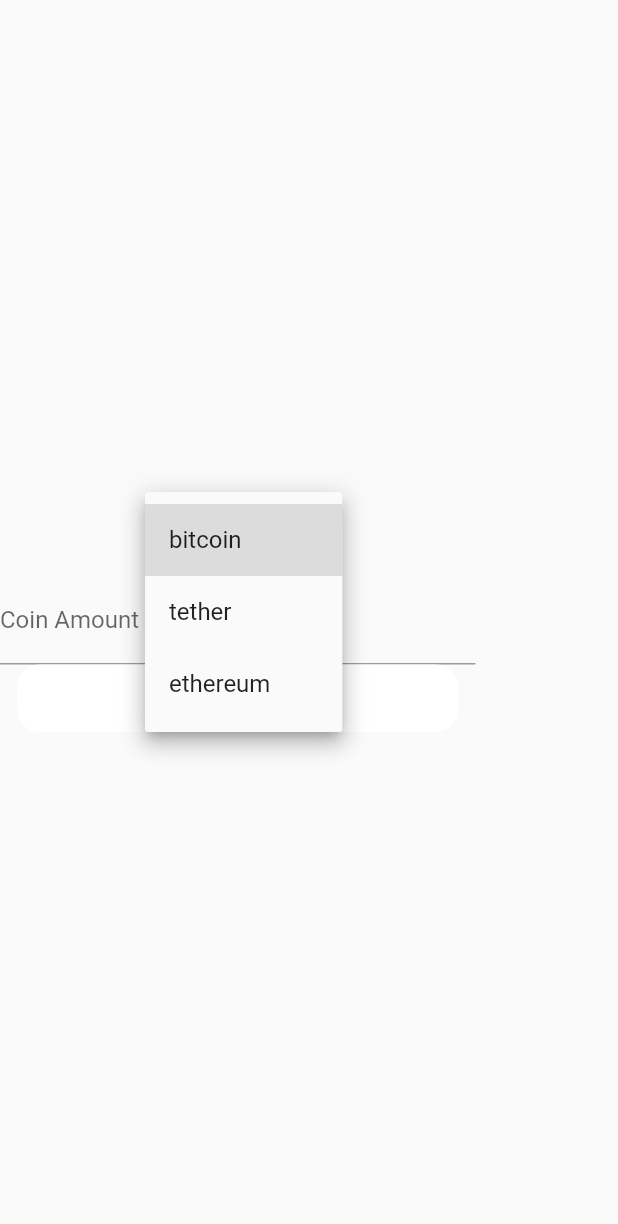
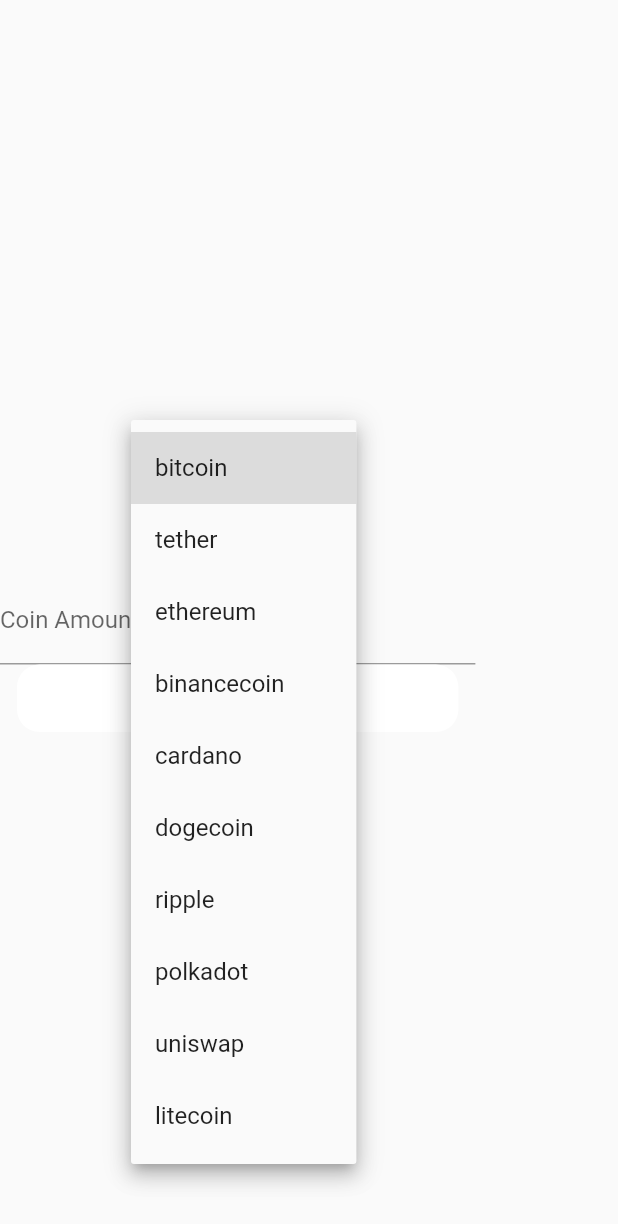
Before and after one commit to tetradodeca/finance_tracker, a Flutter app: the AddView widget shown alone on an empty page, opened directly, after a tap on "bitcoin", on a phone screen of 412 x 824 dp. Shown: the top 1224 px of the screen. Run offline on Flutter 3.47's test engine with Material 2 defaults, Android fonts, the phone set to English and light mode, and no system bars; our stand-ins replace cloud_firestore, firebase_auth, firebase_core, flutter_linkify; accounts and stored records are empty; network calls fail.

Commit message:
a few updates

```diff
--- a/lib/ui/add_view.dart
+++ b/lib/ui/add_view.dart
@@ -9,7 +9,18 @@
 }
 
 class _AddViewState extends State<AddView> {
-  List<String> coins = ["bitcoin", "tether", "ethereum"];
+  List<String> coins = [
+    "bitcoin",
+    "tether",
+    "ethereum",
+    "binancecoin",
+    "cardano",
+    "dogecoin",
+    "ripple",
+    "polkadot",
+    "uniswap",
+    "litecoin"
+  ];
 
   String dropDownValue = "bitcoin";
   TextEditingController _amountController = TextEditingController();
@@ -17,9 +28,7 @@
   @override
   Widget build(BuildContext context) {
     return Material(
-      child: Column(
-        mainAxisAlignment: MainAxisAlignment.center,
-        children: [
+      child: Column(mainAxisAlignment: MainAxisAlignment.center, children: [
         DropdownButton(
           value: dropDownValue,
           onChanged: (String? value) {
--- a/lib/ui/home_view.dart
+++ b/lib/ui/home_view.dart
@@ -17,6 +17,14 @@
   double bitcoin = 0.0;
   double ethereum = 0.0;
   double tether = 0.0;
+  double binanceCoin = 0.0;
+  double cardano = 0.0;
+  double dogeCoin = 0.0;
+  double ripple = 0.0;
+  double polkadot = 0.0;
+  double uniswap = 0.0;
+  double litecoin = 0.0;
+  double totalCrypto = 0.0;
 
   @override
   void initState() {
@@ -27,6 +35,13 @@
     bitcoin = await getPrice("bitcoin");
     ethereum = await getPrice("ethereum");
     tether = await getPrice("tether");
+    binanceCoin = await getPrice("binancecoin");
+    cardano = await getPrice("cardano");
+    dogeCoin = await getPrice("dogecoin");
+    ripple = await getPrice("ripple");
+    polkadot = await getPrice("polkadot");
+    uniswap = await getPrice("uniswap");
+    litecoin = await getPrice("litecoin");
     setState(() {});
   }
 
@@ -36,8 +51,22 @@
         return (bitcoin * amount).toStringAsFixed(2);
       } else if (id == "ethereum") {
         return (ethereum * amount).toStringAsFixed(2);
+      } else if (id == "tether") {
+        return (tether * amount).toStringAsFixed(2);
+      } else if (id == "binancecoin") {
+        return (binanceCoin * amount).toStringAsFixed(2);
+      } else if (id == "cardano") {
+        return (cardano * amount).toStringAsFixed(2);
+      } else if (id == "dogecoin") {
+        return (dogeCoin * amount).toStringAsFixed(2);
+      } else if (id == "ripple") {
+        return (ripple * amount).toStringAsFixed(2);
+      } else if (id == "polkadot") {
+        return (polkadot * amount).toStringAsFixed(2);
+      } else if (id == "uniswap") {
+        return (uniswap * amount).toStringAsFixed(2);
       } else {
-        return (tether * amount).toStringAsFixed(2);
+        return (litecoin * amount).toStringAsFixed(2);
       }
     }
 
@@ -45,14 +74,6 @@
       appBar: AppBar(
         automaticallyImplyLeading: false,
         title: Text("Your Dashboard"),
-        actions: <Widget>[
-          IconButton(
-            icon: Icon(Icons.menu),
-            onPressed: () {
-
-            },
-          )
-        ],
       ),
       body: Container(
         color: Colors.black,
@@ -74,13 +95,16 @@
                 }
                 return ListView(
                   children: snapshot.data!.docs.map((document) {
+                    // totalCrypto = totalCrypto + double.parse(getValue(document.id, document.data()['amount']));
                     return Container(
                       height: MediaQuery.of(context).size.height / 12,
                       width: MediaQuery.of(context).size.width / 1.3,
                       child: Row(
                         mainAxisAlignment: MainAxisAlignment.spaceBetween,
                         children: [
-                          SizedBox(width: 1,),
+                          SizedBox(
+                            width: 1,
+                          ),
                           Text(
                             "${document.id}",
                             style: TextStyle(
@@ -104,7 +128,9 @@
                             color: Colors.white,
                             onPressed: () async {
                               await removeCoin(document.id);
-                            },)
+                            },
+                          ),
+                          // Text(totalCrypto.toString(), style: TextStyle(color: Colors.white),)
                         ],
                       ),
                     );
@@ -126,34 +152,6 @@
         ),
         backgroundColor: Colors.red,
       ),
-    //   bottomNavigationBar: new Theme(
-    // data: Theme.of(context).copyWith(
-    //     // sets the background color of the `BottomNavigationBar`
-    //     canvasColor: Colors.blue,
-    //     // sets the active color of the `BottomNavigationBar` if `Brightness` is light
-    //     primaryColor: Colors.red,
-    //     textTheme: Theme
-    //         .of(context)
-    //         .textTheme
-    //         .copyWith(caption: new TextStyle(color: Colors.yellow))), // sets the inactive color of the `BottomNavigationBar`
-    // child: BottomNavigationBar(
-    //     unselectedItemColor: Colors.white70,
-    //     selectedItemColor: Colors.orange[100],
-    //     items: const <BottomNavigationBarItem>[
-    //       BottomNavigationBarItem(
-    //         icon: Icon(Icons.monetization_on),
-    //         label: 'Crypto',
-    //       ),
-    //       BottomNavigationBarItem(
-    //         icon: Icon(Icons.attach_money),
-    //         label: 'Stocks',
-    //       ),
-    //       BottomNavigationBarItem(
-    //         icon: Icon(Icons.assessment),
-    //         label: 'Dashboard',
-    //       ),
-    //     ],
-    //   ),
-    // ));
-    );}
+    );
+  }
 }
--- a/lib/ui/stockPage.dart
+++ b/lib/ui/stockPage.dart
@@ -66,6 +66,7 @@
             return Container(
                 child: Column(
               children: [
+                SizedBox(height: 80),
                 Text(
                   '${_quote[0]['name']}',
                   style: TextStyle(
```
Also changed, not shown: lib/ui/cryptoList.dart (+7 -6 lines), lib/ui/cryptoPage.dart (added, +132 -0 lines), lib/ui/stockList.dart (+0 -7 lines), lib/net/flutterfire.dart (line endings or trailing spaces).
